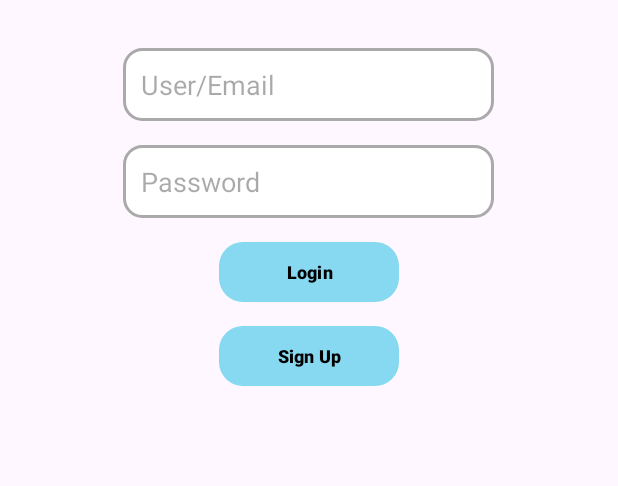
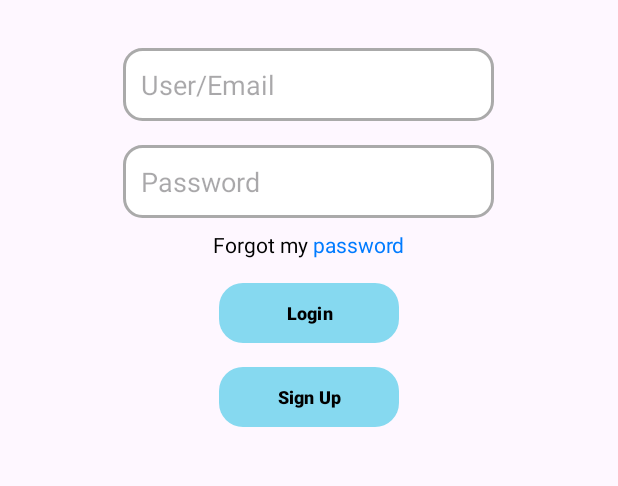
Before and after one commit to ISIS3510-202520/Kotlin, an Android app built with Jetpack Compose: the screen it shows after launch (MainActivity), on a phone screen of 412 x 824 dp, the part 333-819 px from its top. Run offline under Robolectric (Android 15) with nearby library versions, the phone set to English and light mode, and no system bars; our stand-ins replace Dagger/Hilt's generated code, Firebase (no records; nobody signed in at launch, a user with empty details on screens opened directly), Room's generated code.

Commit message:
porfavor subete si no lloro

```diff
--- a/app/build.gradle.kts
+++ b/app/build.gradle.kts
@@ -124,6 +124,7 @@ dependencies {
     //------ Firebase
     implementation(platform(libs.firebase.bom))
     implementation(libs.firebase.crashlytics)
+    implementation(libs.firebase.auth)
 }
 
 // Fuerza JavaPoet 1.13.0 para TODAS las configuraciones (incluida ksp)
--- a/app/src/main/AndroidManifest.xml
+++ b/app/src/main/AndroidManifest.xml
@@ -41,6 +41,10 @@
         <activity
             android:name=".view.exercises.ExercisesActivity"
             android:exported="false"/>
+        <activity android:name=".view.login.ForgotPassword"
+                  android:exported="false"/>
+        <activity android:name=".view.login.Signup"
+                  android:exported="false"/>
 
     </application>
 
--- /dev/null
+++ b/app/src/main/java/com/example/here4u/di/FirebaseModule.kt
@@ -0,0 +1,19 @@
+package com.example.here4u.di
+
+import com.google.firebase.auth.FirebaseAuth
+import dagger.Module
+import dagger.Provides
+import dagger.hilt.InstallIn
+import dagger.hilt.components.SingletonComponent
+import javax.inject.Singleton
+
+@Module
+@InstallIn(SingletonComponent::class)
+object FirebaseModule {
+
+    @Provides
+    @Singleton
+    fun provideFirebaseAuth(): FirebaseAuth {
+        return FirebaseAuth.getInstance()
+    }
+}
--- a/app/src/main/java/com/example/here4u/view/login/MainActivity.kt
+++ b/app/src/main/java/com/example/here4u/view/login/MainActivity.kt
@@ -3,25 +3,77 @@ package com.example.here4u.view.login
 import android.content.Intent
 import android.os.Bundle
 import android.widget.Button
+import android.widget.TextView
+import android.widget.EditText
+import android.widget.Toast
+import androidx.activity.viewModels
 import androidx.appcompat.app.AppCompatActivity
 import com.example.here4u.R
 import com.example.here4u.view.home.home
+import dagger.hilt.android.AndroidEntryPoint
 
+@AndroidEntryPoint
 class MainActivity : AppCompatActivity() {
+
+    private val loginViewModel: LoginViewModel by viewModels()
+
     override fun onCreate(savedInstanceState: Bundle?) {
         super.onCreate(savedInstanceState)
-        setContentView(R.layout.activity_main) // tu layout de login
+        setContentView(R.layout.activity_main)
+
+        val emailEditText = findViewById<EditText>(R.id.etUser)
+        val passwordEditText = findViewById<EditText>(R.id.etPassword)
+        val loginButton = findViewById<Button>(R.id.loginButton)
+        val SignUp = findViewById<Button>(R.id.SignUp)
+        val forgotPasswordText = findViewById<TextView>(R.id.tvForgotPassword)
 
 
-        val loginButton = findViewById<Button>(R.id.loginButton)
+
+        // login results
+        loginViewModel.loginResult.observe(this) { result ->
+            when (result) {
+                is LoginResult.Success -> {
+                    Toast.makeText(this, "Sucessfull Login !", Toast.LENGTH_SHORT).show()
+                    val intent = Intent(this, home::class.java)
+                    startActivity(intent)
+                    finish()
+                }
+                is LoginResult.Error -> {
+                    Toast.makeText(this, result.message, Toast.LENGTH_SHORT).show()
+                }
+                LoginResult.Idle -> {
+                    // No hace nada por ahora
+                }
+            }
+        }
+        loginButton.setOnClickListener {
+            val email = emailEditText.text.toString().trim()
+            val password = passwordEditText.text.toString().trim()
+
+            // verify email isnt empty
+            if (email.isEmpty() || password.isEmpty()) {
+                Toast.makeText(this, "Por favor completa todos los campos", Toast.LENGTH_SHORT).show()
+                return@setOnClickListener
+            }
+
+            loginViewModel.loginUser(email, password)
 
 
-        loginButton.setOnClickListener {
-            val intent = Intent(this, home::class.java)
+
+            }
+        // Sign up
+        SignUp.setOnClickListener {
+            val intent = Intent(this, Signup::class.java)
             startActivity(intent)
-            finish()
+        }
+
+        // Forgot password
+        forgotPasswordText.setOnClickListener {
+            val intent = Intent(this, ForgotPassword::class.java)
+            startActivity(intent)
+        }
 
 
-        }
     }
+
 }
--- a/app/src/main/res/layout/activity_main.xml
+++ b/app/src/main/res/layout/activity_main.xml
@@ -12,9 +12,7 @@
         android:orientation="vertical"
         android:gravity="center_horizontal">
 
-
-
-        <!-- Logo -->
+        <!-- Título -->
         <TextView
             android:id="@+id/tvTitle"
             android:layout_width="wrap_content"
@@ -24,6 +22,7 @@
             android:textSize="28sp"
             android:textStyle="bold" />
 
+        <!-- Logo -->
         <ImageView
             android:id="@+id/ivLogo"
             android:layout_width="120dp"
@@ -34,7 +33,7 @@
             android:layout_marginBottom="16dp"
             android:scaleType="centerCrop" />
 
-        <!-- User -->
+        <!-- Usuario -->
         <EditText
             android:id="@+id/etUser"
             android:layout_width="247dp"
@@ -45,7 +44,7 @@
             android:inputType="textEmailAddress"
             android:padding="12dp" />
 
-        <!-- Campo Contraseña -->
+        <!-- Contraseña -->
         <EditText
             android:id="@+id/etPassword"
             android:layout_width="247dp"
@@ -56,8 +55,20 @@
             android:inputType="textPassword"
             android:padding="12dp" />
 
-        <!--  Login Button -->
+        <!-- Recuperar contraseña -->
+        <TextView
+            android:id="@+id/tvForgotPassword"
+            android:layout_width="wrap_content"
+            android:layout_height="wrap_content"
+            android:layout_marginTop="8dp"
+            android:textSize="14sp"
+            android:clickable="true"
+            android:focusable="true"
+            android:textColor="@android:color/black"
+            android:text="@string/forgot_password_text" />
 
+
+        <!-- Botón Login -->
         <Button
             android:id="@+id/loginButton"
             android:layout_width="120dp"
@@ -75,6 +86,7 @@
             android:textSize="12sp"
             android:textStyle="bold" />
 
+        <!-- Botón Sign Up -->
         <Button
             android:id="@+id/SignUp"
             android:layout_width="120dp"
@@ -92,6 +104,5 @@
             android:textSize="12sp"
             android:textStyle="bold" />
 
-
     </LinearLayout>
 </ScrollView>
--- a/app/src/main/res/values/strings.xml
+++ b/app/src/main/res/values/strings.xml
@@ -5,6 +5,9 @@
     <string name="fire_icon">Fire Icon</string>
     <string name="streak_n_5_days">Streak\n 5 Days</string>
     <string name="title_activity_identifying_emotions">IdentifyingEmotions</string>
+    <string name="already_have_account">Already have an account? <font color="#007BFF">Login</font></string>
+    <string name="forgot_password_text">Forgot my <font color="#007BFF">password</font></string>
+
     <string name="large_text">
         "Material is the metaphor.\n\n"
 
--- a/gradle/libs.versions.toml
+++ b/gradle/libs.versions.toml
@@ -38,6 +38,7 @@ javapoet = "1.13.0"
 firebaseBom = "34.3.0"
 services = "4.4.3"
 crashlytics="3.0.2"
+
 
 [libraries]
 # Core / UI
@@ -91,6 +92,8 @@ javapoet                 = { module = "com.squareup:javapoet", version.ref = "ja
 #Firebase BOM
 firebase-bom = { module = "com.google.firebase:firebase-bom", version.ref = "firebaseBom" }
 firebase-crashlytics = { module = "com.google.firebase:firebase-crashlytics" }
+firebase-auth = { module = "com.google.firebase:firebase-auth" }
+
 [plugins]
 android-application = { id = "com.android.application",           version.ref = "agp" }
 kotlin-android      = { id = "org.jetbrains.kotlin.android",      version.ref = "kotlin" }
```
Also changed, not shown: app/src/main/java/com/example/here4u/view/login/Signup.kt (added, +75 -0 lines).
